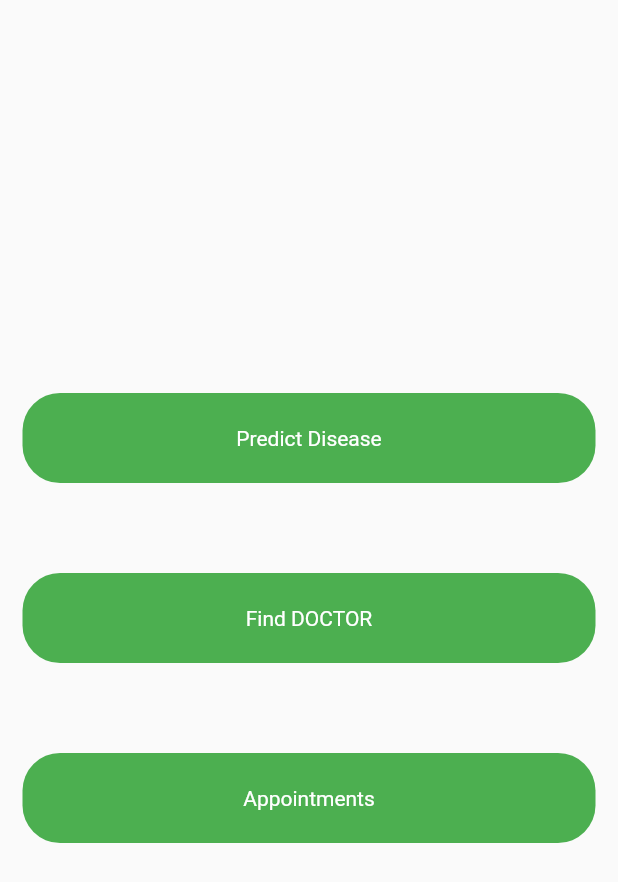
After one commit to BilalRehman08/FYPPPPPPP, a Flutter app: the HomePaien screen opened directly, on a phone screen of 412 x 824 dp. The commit adds this screen. Shown: the top 882 px of the screen. Run offline on Flutter 3.47's test engine with Material 2 defaults, Android fonts, the light colour scheme and no system bars; our stand-ins replace cloud_firestore, firebase_auth, firebase_core, flutter_svg, form_field_validator, get_it and 3 more; missing offline and left inert: cloud_firestore_web, firebase_auth_web, firebase_core_web, geolocator_web, maps_launcher; accounts and stored records are empty.

Commit message:
first commit

```diff
--- /dev/null
+++ b/lib/lib/home_patien.dart
@@ -0,0 +1,76 @@
+import 'package:flutter/material.dart';
+import 'package:medi_fypp/lib/views/find_doctor_view.dart';
+import 'package:medi_fypp/lib/views/prediction_view.dart';
+import 'package:medi_fypp/screens/Doctor%20Screen/DoctorHomePage.dart';
+
+class HomePaien extends StatelessWidget {
+  const HomePaien({Key? key}) : super(key: key);
+
+  @override
+  Widget build(BuildContext context) {
+    return Scaffold(
+      body: Column(
+        mainAxisAlignment: MainAxisAlignment.center,
+        children: [
+          GestureDetector(
+            onTap: () {
+              Navigator.push(
+                  context, MaterialPageRoute(builder: (_) => PredictionView()));
+            },
+            child: Container(
+              alignment: Alignment.center,
+              decoration: BoxDecoration(
+                  color: Colors.green, borderRadius: BorderRadius.circular(25)),
+              margin: EdgeInsets.all(15),
+              height: 60,
+              child: Text(
+                "Predict Disease",
+                style: TextStyle(color: Colors.white),
+              ),
+            ),
+          ),
+          SizedBox(
+            height: 30,
+          ),
+          GestureDetector(
+            onTap: () {
+              Navigator.push(
+                  context, MaterialPageRoute(builder: (_) => FindDoctorView()));
+            },
+            child: Container(
+              alignment: Alignment.center,
+              decoration: BoxDecoration(
+                  color: Colors.green, borderRadius: BorderRadius.circular(25)),
+              margin: EdgeInsets.all(15),
+              height: 60,
+              child: Text(
+                "Find DOCTOR",
+                style: TextStyle(color: Colors.white),
+              ),
+            ),
+          ),
+          SizedBox(
+            height: 30,
+          ),
+          GestureDetector(
+            onTap: () {
+              Navigator.push(
+                  context, MaterialPageRoute(builder: (_) => DoctorHomePage()));
+            },
+            child: Container(
+              alignment: Alignment.center,
+              decoration: BoxDecoration(
+                  color: Colors.green, borderRadius: BorderRadius.circular(25)),
+              margin: EdgeInsets.all(15),
+              height: 60,
+              child: Text(
+                "Appointments",
+                style: TextStyle(color: Colors.white),
+              ),
+            ),
+          )
+        ],
+      ),
+    );
+  }
+}
--- a/lib/p.auth/p.sign_in.dart
+++ b/lib/p.auth/p.sign_in.dart
@@ -6,6 +6,7 @@ import 'package:medi_fypp/p.auth/p.signup.dart';
 import 'package:medi_fypp/screens/HomePage.dart';
 
 import '../constants.dart';
+import '../lib/home_patien.dart';
 import '../lib/hommmmpage.dart';
 
 class PatientSignIn extends StatelessWidget {
@@ -148,7 +149,7 @@ void signInPatient(email, pass, BuildContext context) async {
     final credential = await FirebaseAuth.instance
         .signInWithEmailAndPassword(email: email, password: pass);
     Navigator.pushAndRemoveUntil(context,
-        MaterialPageRoute(builder: (_) => HomePageeee()), (route) => false);
+        MaterialPageRoute(builder: (_) => HomePaien()), (route) => false);
   } on FirebaseAuthException catch (e) {
     if (e.code == 'user-not-found') {
       print('No user found for that email.');
```
